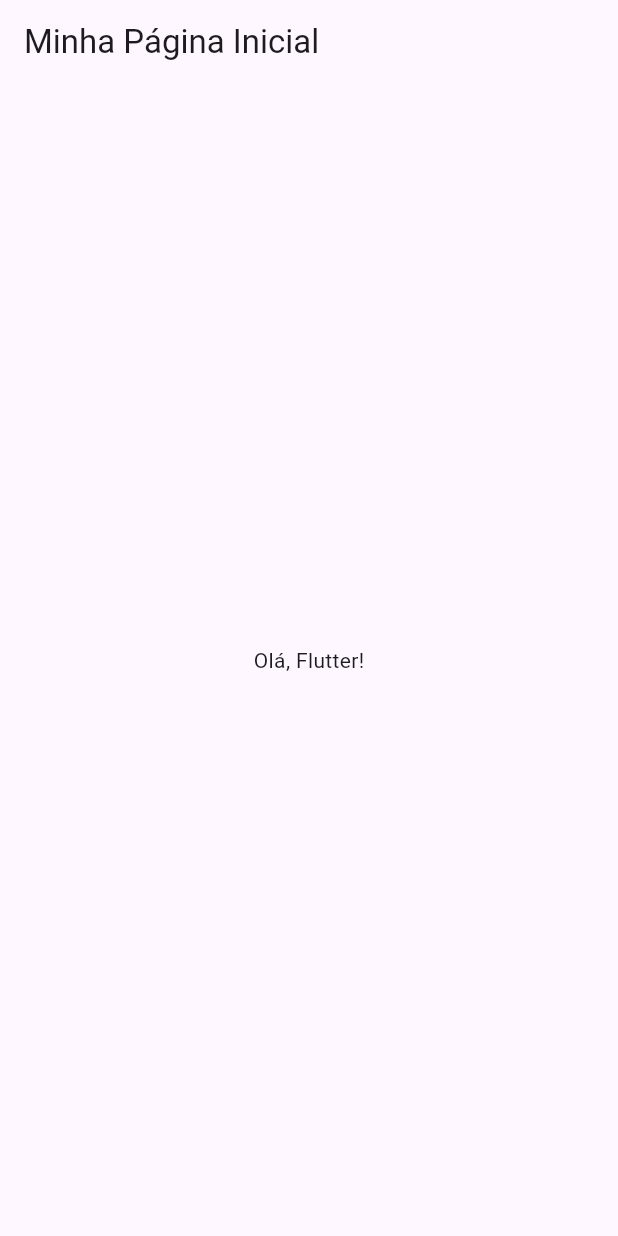
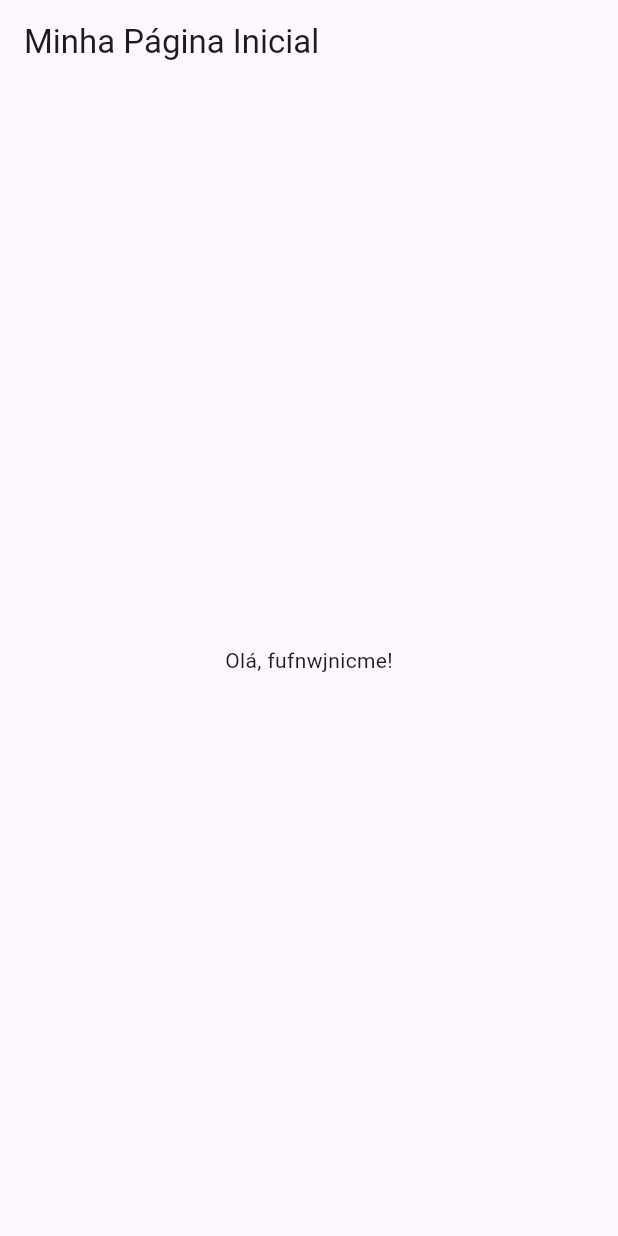
Before and after one commit to gustavodovale/Clone_whatszap, a Flutter app: the screen it shows after launch, on a phone screen of 412 x 824 dp. Run offline on Flutter 3.47's test engine with Material 3 defaults, Android fonts, the phone set to English and light mode, and no system bars.

Commit message:
seconde commit

```diff
--- a/lib/main.dart
+++ b/lib/main.dart
@@ -26,7 +26,7 @@ class Home extends StatelessWidget {
         title: const Text('Minha Página Inicial'),
       ),
       body: const Center(
-        child: Text('Olá, Flutter!'),
+        child: Text('Olá, fufnwjnicme!'),
       ),
     );
 }
```
